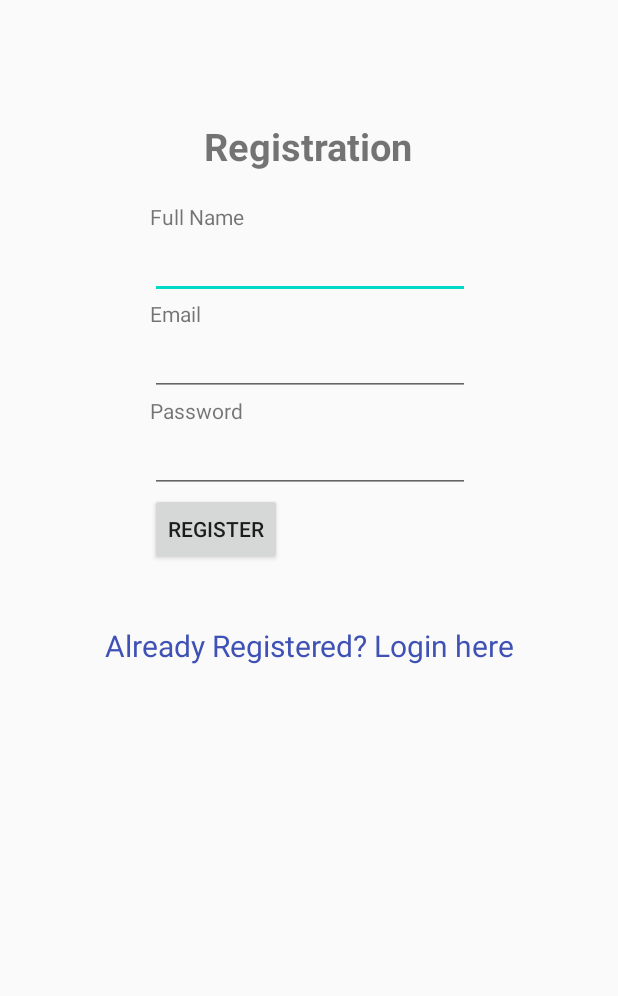
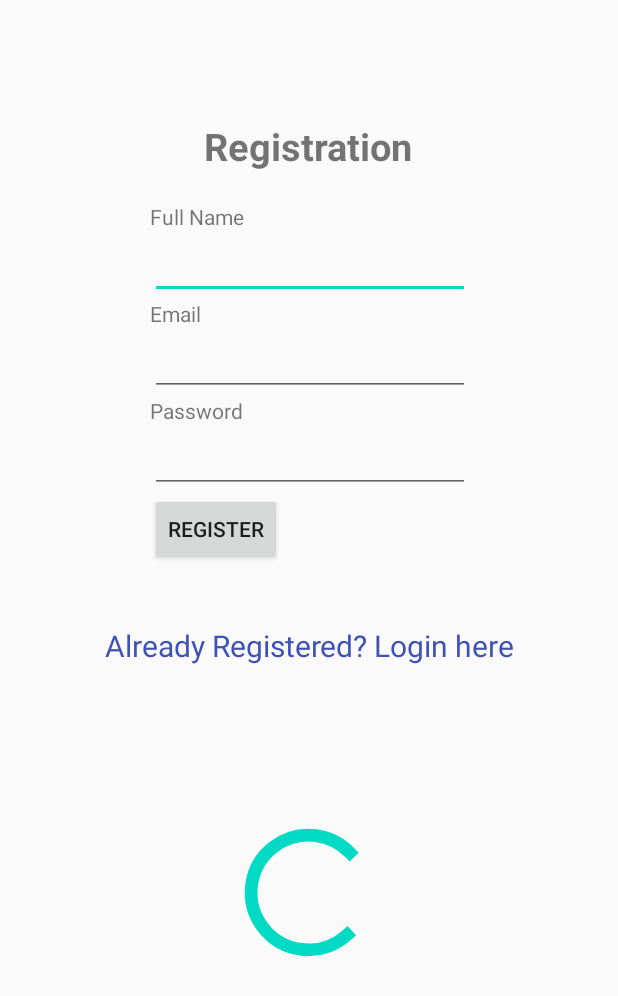
Before and after one commit to OliverBajus/DecusProject, an Android app: the layout activity_register.xml on its own in the app's theme, with its tools: preview values and no code run, on a phone screen of 412 x 824 dp. Shown: the top 996 px of the screen. Run offline under Robolectric (Android 15) with nearby library versions, the phone set to English and light mode, and no system bars; network calls fail.

Commit message:
Funkcna registracia

```diff
--- a/app/build.gradle
+++ b/app/build.gradle
@@ -42,4 +42,5 @@ dependencies {
     implementation 'com.android.support:support-v4:28.0.0'
     implementation "com.android.support:appcompat-v7:28.0.+"
     implementation "com.android.support:support-core-utils:28.0.0"
+    implementation 'com.google.firebase:firebase-firestore:21.4.0'
 }
--- a/app/src/main/res/layout/activity_login.xml
+++ b/app/src/main/res/layout/activity_login.xml
@@ -19,7 +19,7 @@ android:layout_height="match_parent">
     android:layout_marginTop="20dp"
     android:text="Email"/>
 <EditText
-    android:id="@+id/txtEmail"
+    android:id="@+id/email"
     android:layout_width="wrap_content"
     android:layout_height="wrap_content"
     android:layout_marginLeft="100dp"
@@ -32,7 +32,7 @@ android:layout_height="match_parent">
     android:layout_marginLeft="100dp" />
 
     <EditText
-        android:id="@+id/txtPwd"
+        android:id="@+id/password"
         android:layout_width="wrap_content"
         android:layout_height="wrap_content"
         android:layout_marginLeft="100dp"
--- a/app/src/main/res/layout/activity_register.xml
+++ b/app/src/main/res/layout/activity_register.xml
@@ -1,7 +1,9 @@
 <?xml version="1.0" encoding="utf-8"?>
 <LinearLayout xmlns:android="http://schemas.android.com/apk/res/android"
     android:orientation="vertical" android:layout_width="match_parent"
-    android:layout_height="match_parent">
+    android:layout_height="match_parent"  xmlns:tools="http://schemas.android.com/tools"
+    android:id="@+id/activity_register"
+    tools:context="com.spse.decusproject.Register">
     <TextView
         android:id="@+id/loginscrn"
         android:layout_width="wrap_content"
@@ -51,7 +53,7 @@
         android:ems="10" />
 
     <Button
-        android:id="@+id/btnLogin"
+        android:id="@+id/btnRegister"
         android:layout_width="wrap_content"
         android:layout_height="wrap_content"
         android:layout_marginLeft="100dp"
@@ -63,8 +65,14 @@
         android:layout_height="wrap_content"
         android:layout_marginTop="40dp"
         android:gravity="center"
-        android:onClick="test"
         android:text="Already Registered? Login here"
         android:textColor="#3F51B5"
         android:textSize="20dp" />
+
+    <ProgressBar
+        android:id="@+id/progressBar"
+        style="?android:attr/progressBarStyle"
+        android:layout_width="match_parent"
+        android:layout_height="102dp"
+        android:layout_marginTop="100dp" />
 </LinearLayout>
```
Also changed, not shown: app/src/main/AndroidManifest.xml (+8 -2 lines), app/src/main/java/com/spse/decusproject/Login.java (added, +95 -0 lines), app/src/main/java/com/spse/decusproject/Register.java (+73 -5 lines).
